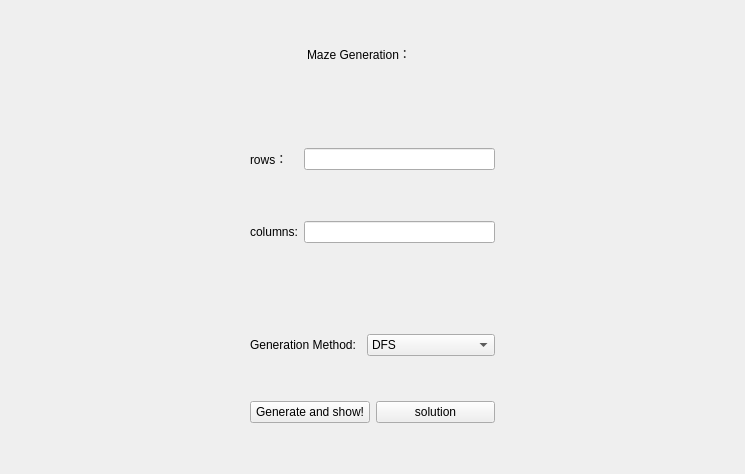
Before: the Qt Designer form mainwindow/Second.ui in jo-xin/MazeVisual, drawn with Qt 5.
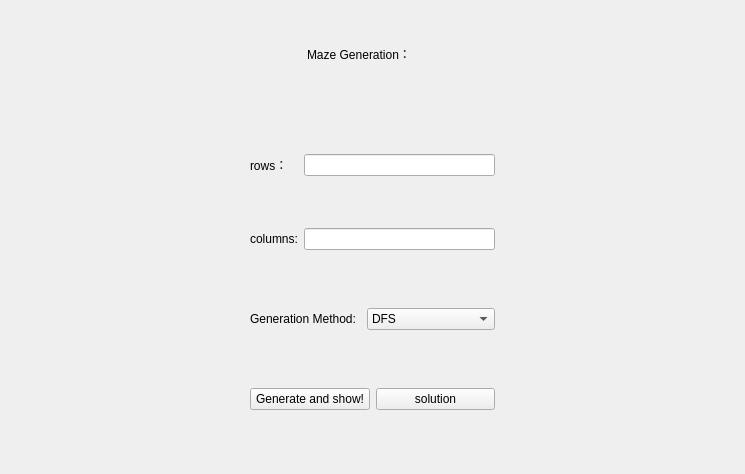
After: the same form once the commit is applied.

What changed in the file:
```diff
--- a/mainwindow/Second.ui
+++ b/mainwindow/Second.ui
@@ -10,6 +10,12 @@
     <height>474</height>
    </rect>
   </property>
+  <property name="maximumSize">
+   <size>
+    <width>745</width>
+    <height>16777215</height>
+   </size>
+  </property>
   <property name="windowTitle">
    <string>Form</string>
   </property>
@@ -51,21 +57,35 @@
       </widget>
      </item>
      <item>
-      <layout class="QHBoxLayout" name="horizontalLayout" stretch="0">
+      <layout class="QHBoxLayout" name="horizontalLayout" stretch=""/>
+     </item>
+     <item>
+      <spacer name="verticalSpacer_4">
+       <property name="orientation">
+        <enum>Qt::Vertical</enum>
+       </property>
+       <property name="sizeHint" stdset="0">
+        <size>
+         <width>20</width>
+         <height>40</height>
+        </size>
+       </property>
+      </spacer>
+     </item>
        <item>
         <layout class="QFormLayout" name="formLayout">
-         <item row="1" column="0">
+       <item row="0" column="0">
           <widget class="QLabel" name="label_3">
            <property name="text">
             <string>rows：</string>
            </property>
           </widget>
          </item>
-         <item row="1" column="1">
+       <item row="0" column="1">
           <widget class="QLineEdit" name="l1">
            <property name="maximumSize">
             <size>
-             <width>265</width>
+           <width>300</width>
              <height>16777215</height>
             </size>
            </property>
@@ -74,15 +94,34 @@
            </property>
           </widget>
          </item>
-         <item row="3" column="0">
+       <item row="1" column="1">
+        <spacer name="verticalSpacer_2">
+         <property name="orientation">
+          <enum>Qt::Vertical</enum>
+         </property>
+         <property name="sizeHint" stdset="0">
+          <size>
+           <width>20</width>
+           <height>40</height>
+          </size>
+         </property>
+        </spacer>
+       </item>
+       <item row="2" column="0">
           <widget class="QLabel" name="label_4">
            <property name="text">
             <string>columns:</string>
            </property>
           </widget>
          </item>
-         <item row="3" column="1">
+       <item row="2" column="1">
           <widget class="QLineEdit" name="l2">
+         <property name="maximumSize">
+          <size>
+           <width>300</width>
+           <height>16777215</height>
+          </size>
+         </property>
            <property name="frame">
             <bool>true</bool>
            </property>
@@ -91,51 +130,10 @@
            </property>
           </widget>
          </item>
-         <item row="0" column="0">
+      </layout>
+     </item>
+     <item>
           <spacer name="verticalSpacer">
-           <property name="orientation">
-            <enum>Qt::Vertical</enum>
-           </property>
-           <property name="sizeHint" stdset="0">
-            <size>
-             <width>20</width>
-             <height>40</height>
-            </size>
-           </property>
-          </spacer>
-         </item>
-         <item row="2" column="0">
-          <spacer name="verticalSpacer_2">
-           <property name="orientation">
-            <enum>Qt::Vertical</enum>
-           </property>
-           <property name="sizeHint" stdset="0">
-            <size>
-             <width>20</width>
-             <height>40</height>
-            </size>
-           </property>
-          </spacer>
-         </item>
-         <item row="4" column="0">
-          <spacer name="verticalSpacer_3">
-           <property name="orientation">
-            <enum>Qt::Vertical</enum>
-           </property>
-           <property name="sizeHint" stdset="0">
-            <size>
-             <width>20</width>
-             <height>40</height>
-            </size>
-           </property>
-          </spacer>
-         </item>
-        </layout>
-       </item>
-      </layout>
-     </item>
-     <item>
-      <spacer name="verticalSpacer_4">
        <property name="orientation">
         <enum>Qt::Vertical</enum>
        </property>
```
Lines whose indentation alone changed are shown as unchanged.
